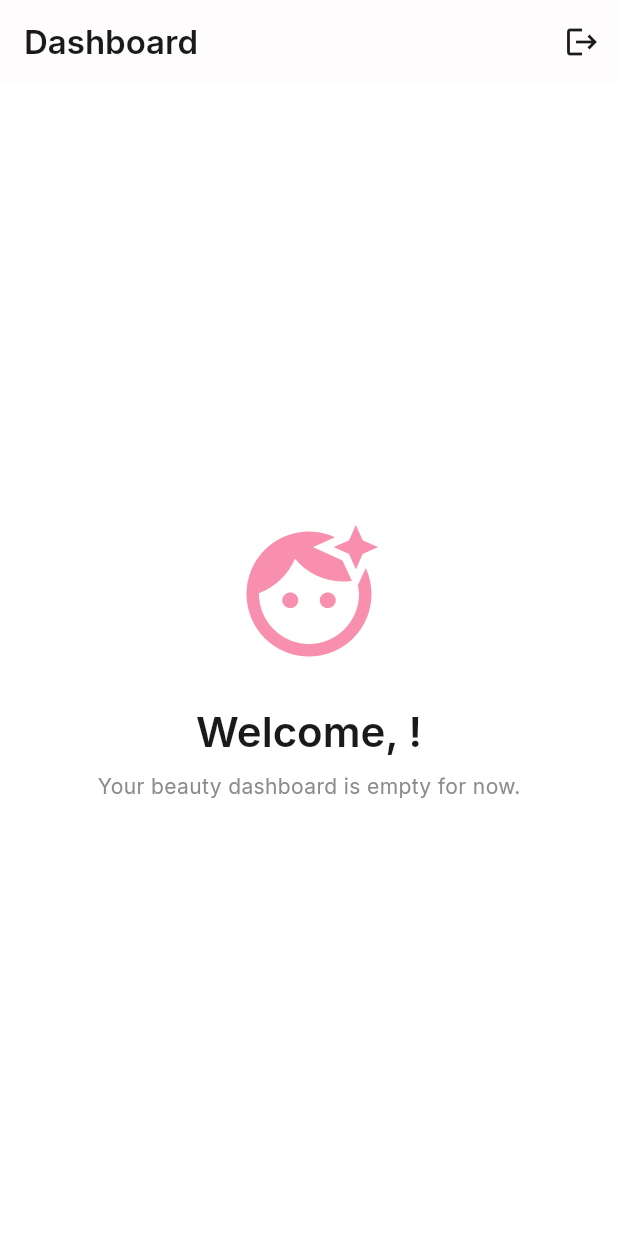
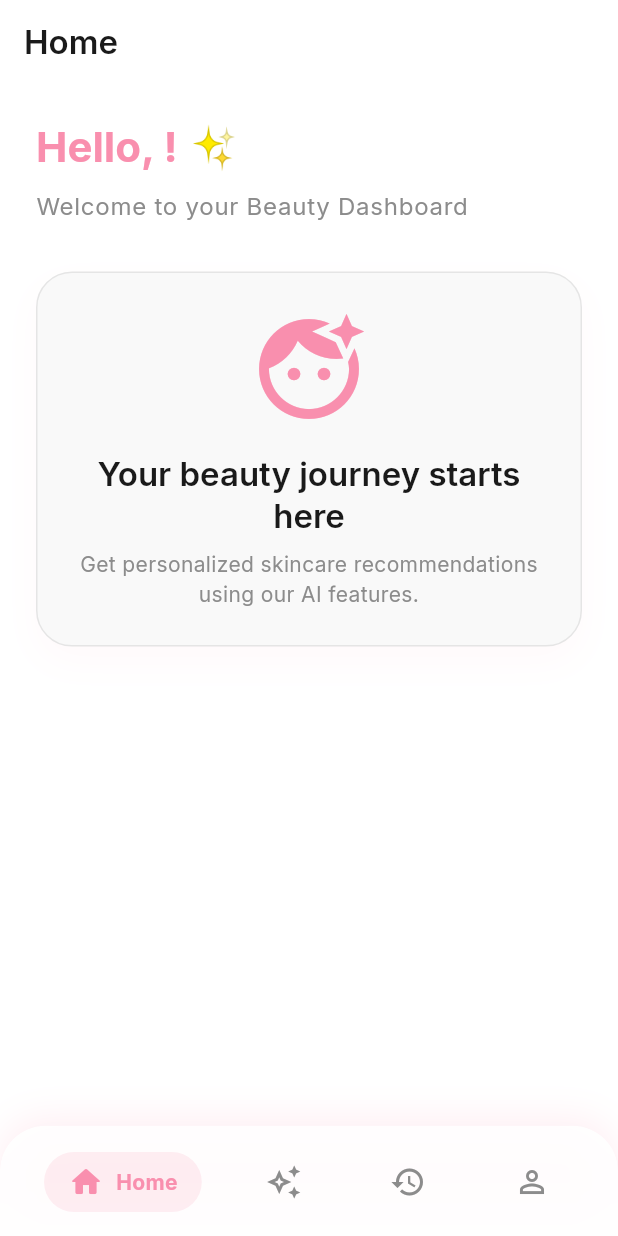
Before and after one commit to Mochammad-Rayhan/mobilepro1_beautycare, a Flutter app: the DashboardScreen screen opened directly with empty values, on a phone screen of 412 x 824 dp. Run offline on Flutter 3.47's test engine with Material 3 defaults, Android fonts, the phone set to English and light mode, and no system bars; our stand-ins replace google_fonts, sqflite; accounts and stored records are empty.

Commit message:
Menambahkan navbar pada bagian dashboard

```diff
--- a/lib/database/db_helper.dart
+++ b/lib/database/db_helper.dart
@@ -61,4 +61,9 @@ class DBHelper {
     }
     return null;
   }
+  Future<List<User>> getAllUsers() async {
+    final db = await database;
+    List<Map<String, dynamic>> results = await db.query('users');
+    return results.map((map) => User.fromMap(map)).toList();
+  }
 }
--- /dev/null
+++ b/lib/screens/dashboard/home_tab.dart
@@ -0,0 +1,83 @@
+import 'package:flutter/material.dart';
+import '../../theme/app_colors.dart';
+
+class HomeTab extends StatelessWidget {
+  final String userName;
+
+  const HomeTab({Key? key, required this.userName}) : super(key: key);
+
+  @override
+  Widget build(BuildContext context) {
+    return Scaffold(
+      backgroundColor: AppColors.background,
+      appBar: AppBar(
+        title: const Text('Home'),
+        backgroundColor: AppColors.background,
+        foregroundColor: AppColors.textPrimary,
+        elevation: 0,
+        centerTitle: false,
+      ),
+      body: SingleChildScrollView(
+        padding: const EdgeInsets.all(24.0),
+        child: Column(
+          crossAxisAlignment: CrossAxisAlignment.start,
+          children: [
+            Text(
+              'Hello, $userName! ✨',
+              style: Theme.of(context).textTheme.headlineMedium?.copyWith(
+                fontWeight: FontWeight.bold,
+                color: AppColors.primary,
+              ),
+            ),
+            const SizedBox(height: 8),
+            Text(
+              'Welcome to your Beauty Dashboard',
+              style: Theme.of(context).textTheme.bodyLarge?.copyWith(
+                color: AppColors.textSecondary,
+              ),
+            ),
+            const SizedBox(height: 32),
+            Container(
+              width: double.infinity,
+              padding: const EdgeInsets.all(24),
+              decoration: BoxDecoration(
+                color: AppColors.inputFill,
+                borderRadius: BorderRadius.circular(24),
+                border: Border.all(color: AppColors.border),
+                boxShadow: [
+                  BoxShadow(
+                    color: AppColors.primary.withOpacity(0.05),
+                    blurRadius: 20,
+                    offset: const Offset(0, 10),
+                  ),
+                ],
+              ),
+              child: Column(
+                children: [
+                  const Icon(
+                    Icons.face_retouching_natural,
+                    size: 80,
+                    color: AppColors.primary,
+                  ),
+                  const SizedBox(height: 16),
+                  Text(
+                    'Your beauty journey starts here',
+                    textAlign: TextAlign.center,
+                    style: Theme.of(context).textTheme.titleLarge,
+                  ),
+                  const SizedBox(height: 8),
+                  Text(
+                    'Get personalized skincare recommendations using our AI features.',
+                    textAlign: TextAlign.center,
+                    style: Theme.of(context).textTheme.bodyMedium,
+                  ),
+                ],
+              ),
+            ),
+            const SizedBox(height: 100), // Space for bottom nav
+          ],
+        ),
+      ),
+    );
+  }
+}
--- a/lib/screens/dashboard_screen.dart
+++ b/lib/screens/dashboard_screen.dart
@@ -1,52 +1,135 @@
+import 'dart:ui';
 import 'package:flutter/material.dart';
 import '../theme/app_colors.dart';
 import '../models/user_model.dart';
-import 'sign_in_screen.dart';
+import 'dashboard/home_tab.dart';
+import 'dashboard/beauty_ai_tab.dart';
+import 'dashboard/history_tab.dart';
+import 'dashboard/profile_tab.dart';
 
-class DashboardScreen extends StatelessWidget {
+class DashboardScreen extends StatefulWidget {
   final User user;
 
   const DashboardScreen({Key? key, required this.user}) : super(key: key);
 
   @override
+  State<DashboardScreen> createState() => _DashboardScreenState();
+}
+
+class _DashboardScreenState extends State<DashboardScreen> {
+  int _currentIndex = 0;
+
+  late final List<Widget> _tabs;
+
+  @override
+  void initState() {
+    super.initState();
+    _tabs = [
+      HomeTab(userName: widget.user.name),
+      const BeautyAITab(),
+      const HistoryTab(),
+      ProfileTab(user: widget.user),
+    ];
+  }
+
+  @override
   Widget build(BuildContext context) {
     return Scaffold(
-      appBar: AppBar(
-        title: const Text('Dashboard'),
-        backgroundColor: AppColors.background,
-        foregroundColor: AppColors.textPrimary,
-        elevation: 0.5,
-        actions: [
-          IconButton(
-            icon: const Icon(Icons.logout),
-            onPressed: () {
-              Navigator.pushReplacement(
-                context,
-                MaterialPageRoute(builder: (context) => const SignInScreen()),
-              );
-            },
+      extendBody: true, // Allows body to flow under the bottom navbar for glassmorphism
+      body: AnimatedSwitcher(
+        duration: const Duration(milliseconds: 300),
+        transitionBuilder: (Widget child, Animation<double> animation) {
+          return FadeTransition(
+            opacity: animation,
+            child: child,
+          );
+        },
+        child: _tabs[_currentIndex],
+      ),
+      bottomNavigationBar: _buildBottomNavigationBar(),
+    );
+  }
+
+  Widget _buildBottomNavigationBar() {
+    return Container(
+      decoration: BoxDecoration(
+        borderRadius: const BorderRadius.vertical(top: Radius.circular(30)),
+        boxShadow: [
+          BoxShadow(
+            color: AppColors.primary.withOpacity(0.15),
+            blurRadius: 20,
+            offset: const Offset(0, -5), // Shadow ke atas
           ),
         ],
       ),
-      body: Center(
-        child: Column(
-          mainAxisAlignment: MainAxisAlignment.center,
+      child: ClipRRect(
+        borderRadius: const BorderRadius.vertical(top: Radius.circular(30)),
+        child: BackdropFilter(
+          filter: ImageFilter.blur(sigmaX: 10, sigmaY: 10),
+          child: Container(
+            padding: EdgeInsets.only(
+              left: 16,
+              right: 16,
+              top: 16,
+              bottom: 16 + MediaQuery.of(context).padding.bottom, // Padding aman untuk layar dengan notch/home indicator
+            ),
+            decoration: BoxDecoration(
+              color: Colors.white.withOpacity(0.85),
+              borderRadius: const BorderRadius.vertical(top: Radius.circular(30)),
+              border: Border(
+                top: BorderSide(color: Colors.white.withOpacity(0.2), width: 1.5),
+              ),
+            ),
+            child: Row(
+              mainAxisAlignment: MainAxisAlignment.spaceAround,
+              children: [
+                _buildNavItem(0, Icons.home_rounded, Icons.home_outlined, 'Home'),
+                _buildNavItem(1, Icons.auto_awesome, Icons.auto_awesome_outlined, 'BeautyAI'),
+                _buildNavItem(2, Icons.history_rounded, Icons.history, 'History'),
+                _buildNavItem(3, Icons.person_rounded, Icons.person_outline, 'Profile'),
+              ],
+            ),
+          ),
+        ),
+      ),
+    );
+  }
+
+  Widget _buildNavItem(int index, IconData activeIcon, IconData inactiveIcon, String label) {
+    final isSelected = _currentIndex == index;
+    return GestureDetector(
+      onTap: () {
+        setState(() {
+          _currentIndex = index;
+        });
+      },
+      behavior: HitTestBehavior.opaque,
+      child: AnimatedContainer(
+        duration: const Duration(milliseconds: 300),
+        curve: Curves.easeOutQuint,
+        padding: const EdgeInsets.symmetric(horizontal: 16, vertical: 8),
+        decoration: BoxDecoration(
+          color: isSelected ? AppColors.primary.withOpacity(0.15) : Colors.transparent,
+          borderRadius: BorderRadius.circular(20),
+        ),
+        child: Row(
           children: [
-            const Icon(
-              Icons.face_retouching_natural,
-              size: 100,
-              color: AppColors.primary,
+            Icon(
+              isSelected ? activeIcon : inactiveIcon,
+              color: isSelected ? AppColors.primary : AppColors.textSecondary,
+              size: 24,
             ),
-            const SizedBox(height: 24),
-            Text(
-              'Welcome, ${user.name}!',
-              style: Theme.of(context).textTheme.headlineMedium,
-            ),
-            const SizedBox(height: 8),
-            Text(
-              'Your beauty dashboard is empty for now.',
-              style: Theme.of(context).textTheme.bodyMedium,
-            ),
+            if (isSelected) ...[
+              const SizedBox(width: 8),
+              Text(
+                label,
+                style: const TextStyle(
+                  color: AppColors.primary,
+                  fontWeight: FontWeight.bold,
+                  fontSize: 14,
+                ),
+              ),
+            ]
           ],
         ),
       ),
```
Also changed, not shown: lib/main.dart (+14 -1 lines), lib/screens/dashboard/beauty_ai_tab.dart (added, +67 -0 lines), lib/screens/dashboard/history_tab.dart (added, +44 -0 lines), lib/screens/dashboard/profile_tab.dart (added, +237 -0 lines).
